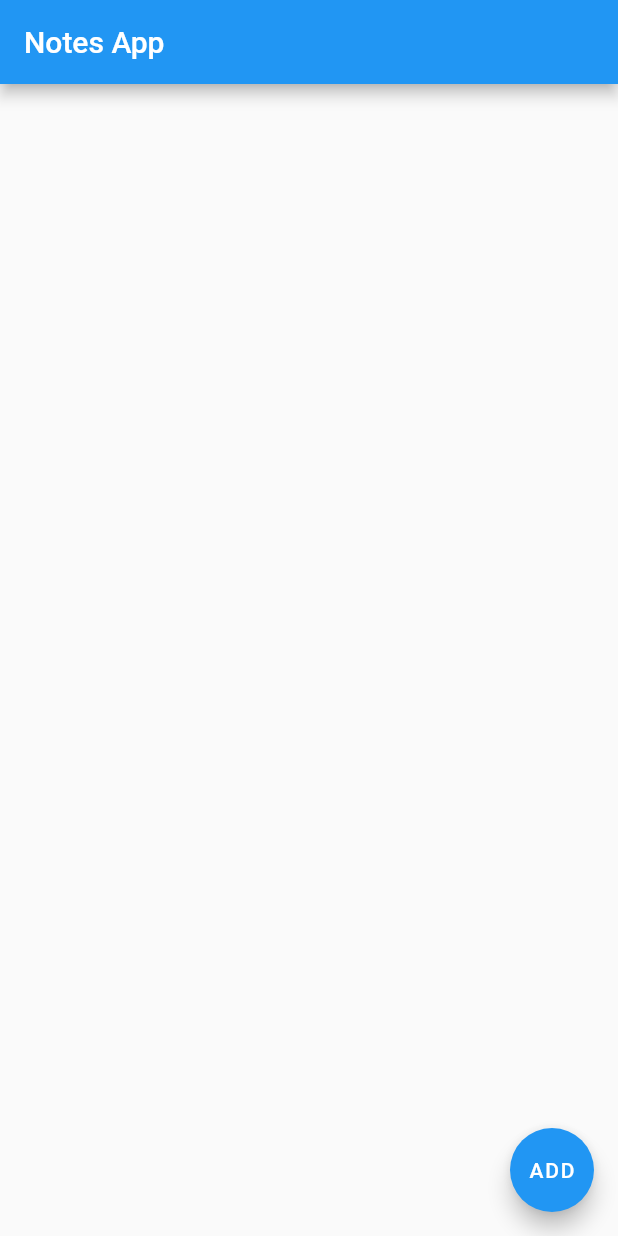
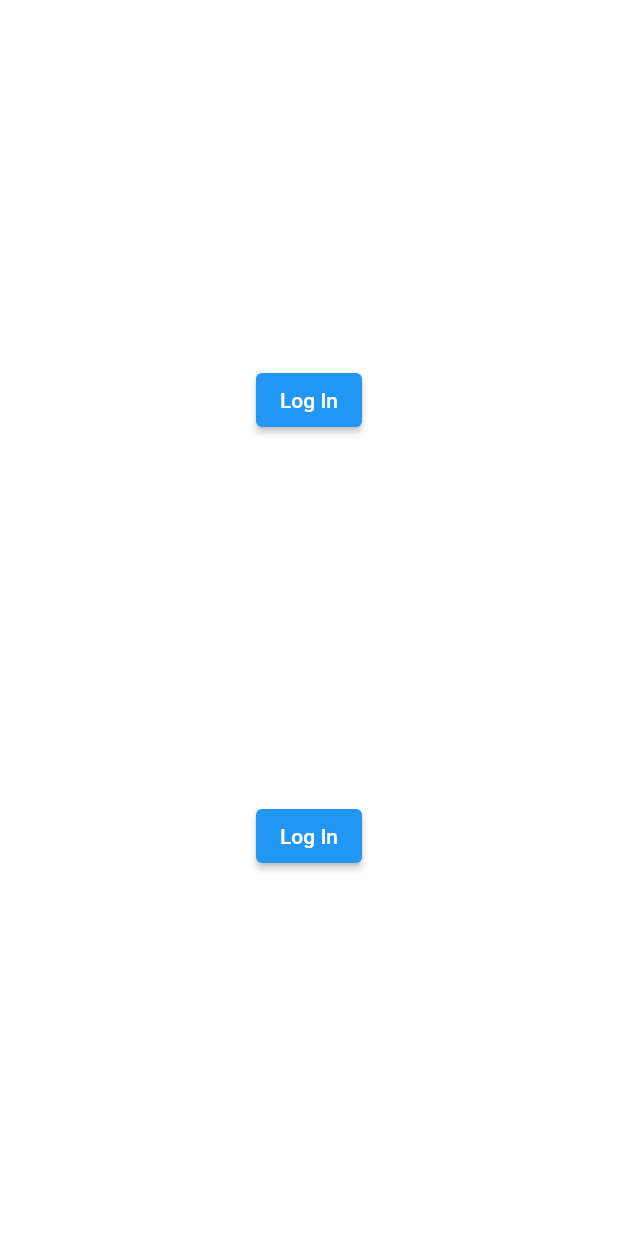
Before and after one commit to Kunalpal215/notes-app-firebase, a Flutter app: the screen it shows after launch, on a phone screen of 412 x 824 dp. Run offline on Flutter 3.47's test engine with Material 2 defaults, Android fonts, the phone set to English and light mode, and no system bars; our stand-ins replace cloud_firestore, firebase_auth, firebase_core; accounts and stored records are empty.

```diff
--- /dev/null
+++ b/lib/login_register.dart
@@ -0,0 +1,33 @@
+import 'package:flutter/material.dart';
+import 'package:firebase_auth/firebase_auth.dart';
+import 'package:notes_app_firebase/login_screen.dart';
+import 'package:notes_app_firebase/register_screen.dart';
+class LoginRegisterScreen extends StatefulWidget {
+  const LoginRegisterScreen({Key? key}) : super(key: key);
+
+  @override
+  _LoginRegisterScreenState createState() => _LoginRegisterScreenState();
+}
+
+class _LoginRegisterScreenState extends State<LoginRegisterScreen> {
+  @override
+  Widget build(BuildContext context) {
+    return Column(
+      mainAxisAlignment: MainAxisAlignment.spaceEvenly,
+      children: [
+        ElevatedButton(
+          child: Text('Log In'),
+          onPressed: (){
+            Navigator.of(context).push(MaterialPageRoute(builder: (context) => LoginScreen()));
+          },
+        ),
+        ElevatedButton(
+          child: Text('Log In'),
+          onPressed: (){
+            Navigator.of(context).push(MaterialPageRoute(builder: (context) => RegisterScreen()));
+          },
+        ),
+      ],
+    );
+  }
+}
--- a/lib/main.dart
+++ b/lib/main.dart
@@ -1,78 +1,10 @@
 import 'package:cloud_firestore/cloud_firestore.dart';
 import 'package:flutter/material.dart';
 import 'package:firebase_core/firebase_core.dart';
-import 'package:notes_app_firebase/addnote.dart';
-import 'package:notes_app_firebase/editNote.dart';
+import 'package:notes_app_firebase/login_register.dart';
 
 void main() async {
   WidgetsFlutterBinding.ensureInitialized();
   await Firebase.initializeApp();
-  runApp(MaterialApp(home: MyApp(),));
+  runApp(MaterialApp(home: LoginRegisterScreen(),));
 }
-
-class MyApp extends StatefulWidget {
-  const MyApp({Key? key}) : super(key: key);
-
-  @override
-  _MyAppState createState() => _MyAppState();
-}
-
-class _MyAppState extends State<MyApp> {
-  @override
-  Widget build(BuildContext context) {
-    return Scaffold(
-      appBar: AppBar(title: Text('Notes App'),),
-        body: StreamBuilder<QuerySnapshot>(
-          stream: FirebaseFirestore.instance
-              .collection('notes')
-              .orderBy('timestamp')
-              .snapshots(),
-          builder:
-              (BuildContext context, AsyncSnapshot<QuerySnapshot> snapshot) {
-            if (snapshot.hasData == true) {
-              List<Map<String, dynamic>> docs = [];
-              snapshot.data!.docs.forEach((element) {docs.add(element.data() as Map<String, dynamic>);});
-              return ListView.builder(
-                itemCount: docs.length,
-                itemBuilder: (BuildContext context, int index) {
-                  return ListTile(
-                    leading: Text(docs[index]['subject']),
-                    trailing: Text(docs[index]['note']),
-                    subtitle: Row(
-                      children: [
-                        ElevatedButton(
-                          onPressed: (){
-                            Navigator.of(context).push(MaterialPageRoute(builder: (context) => EditNote(enteredSubject:docs[index]['subject'],enteredNote:docs[index]['note'],docId: snapshot.data!.docs[index].id)));
-                          },
-                          child: Text('Edit'),
-                        ),
-                        ElevatedButton(
-                          onPressed: (){
-                            // print(snapshot.data!.docs[index].id);
-                            FirebaseFirestore.instance.collection('notes').doc(snapshot.data!.docs[index].id).delete();
-                            //Navigator.of(context).push(MaterialPageRoute(builder: (context) => DeleteNote(enteredSubject:docs[index]['subject'],enteredNote:docs[index]['note'],docId: snapshot.data!.docs[index].id)));
-                          },
-                          child: Text('Delete'),
-                        ),
-                      ],
-                    ),
-                  );
-                },
-              );
-            } else {
-              return Center(child: Text('Loading...'));
-            }
-          },
-        ),
-        floatingActionButton: FloatingActionButton(
-          child: Text('ADD'),
-          onPressed: () {
-            Navigator
-                .push(context, MaterialPageRoute(builder: (context) {
-              return AddScreen();
-            }));
-          },
-        ),
-    );
-  }
-}
--- a/pubspec.yaml
+++ b/pubspec.yaml
@@ -36,6 +36,7 @@ dependencies:
   cupertino_icons: ^1.0.2
   firebase_core: ^1.10.6
   cloud_firestore: ^3.1.5
+  firebase_auth: ^3.3.4
 
 dev_dependencies:
   flutter_test:
```
Also changed, not shown: lib/addnote.dart (+6 -4 lines), lib/editNote.dart (+6 -5 lines), lib/login_screen.dart (added, +54 -0 lines), lib/noteScreen.dart (added, +77 -0 lines), lib/register_screen.dart (added, +56 -0 lines), pubspec.lock, 1 other file.
